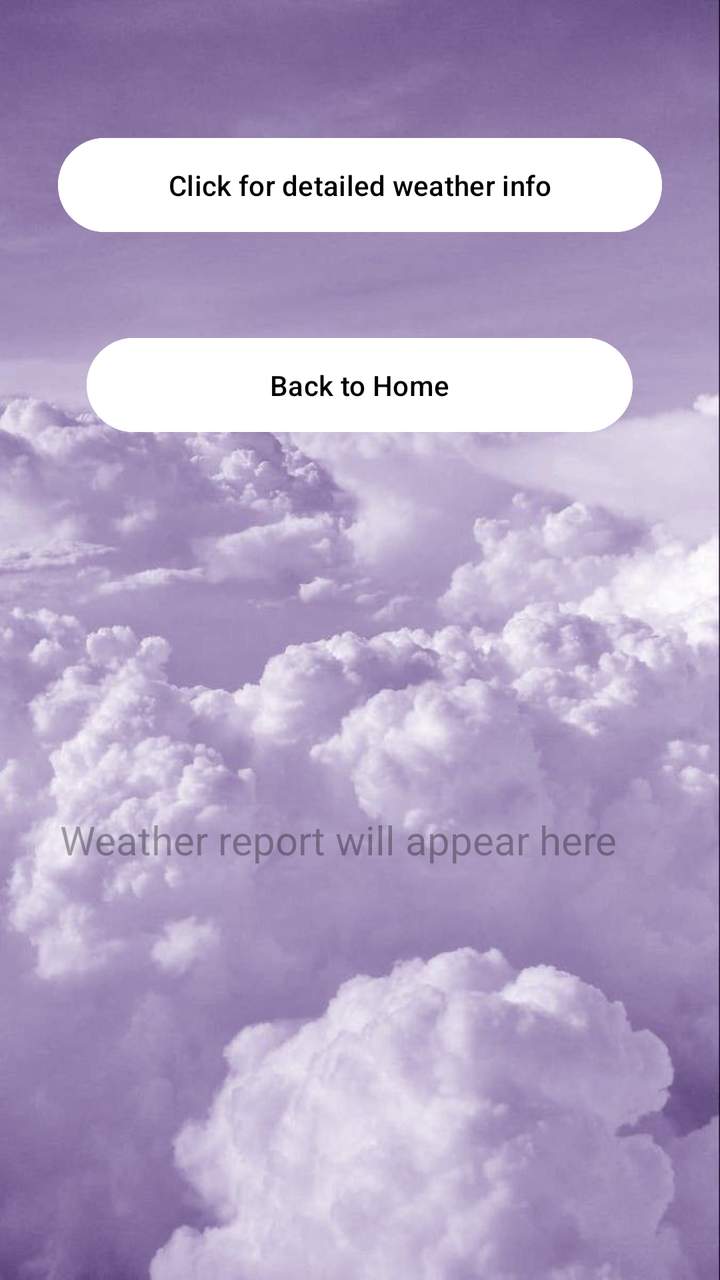
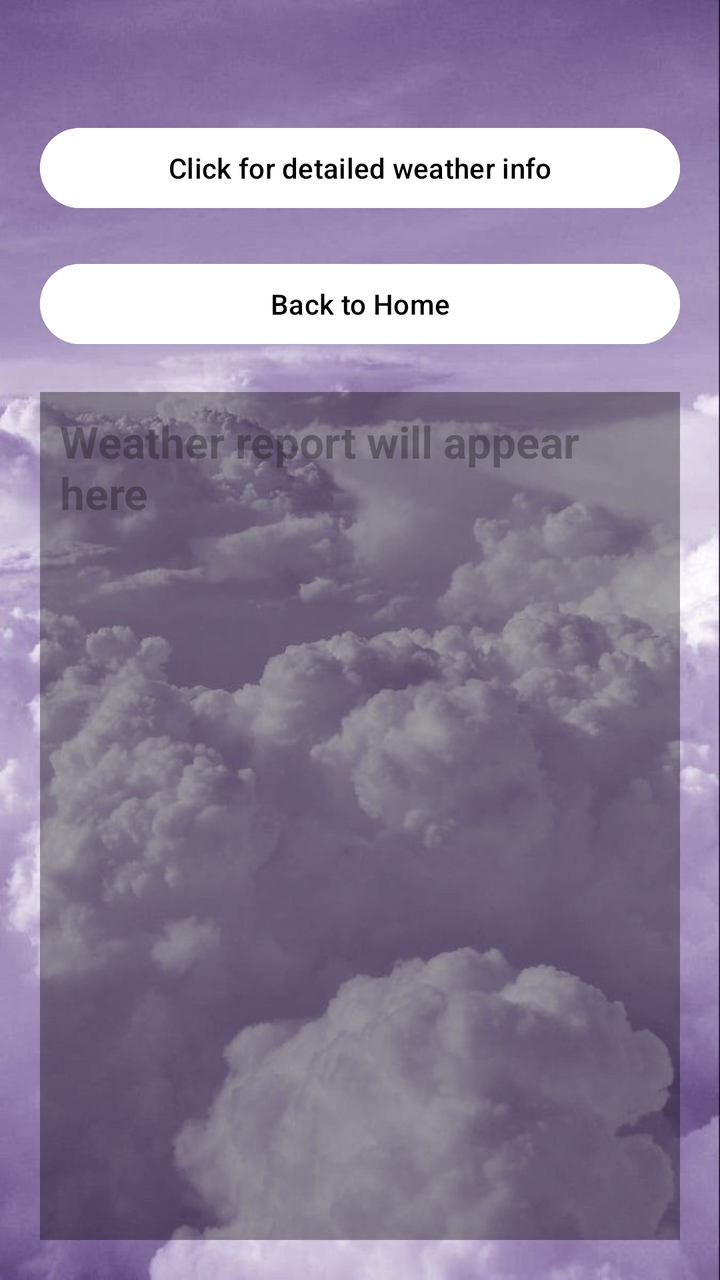

An Android layout rendered at two revisions. The XML below is the earlier revision; the diff shows what the commit changed to produce the second picture.
<!-- AndroidManifest.xml: application theme Theme.ArrayIceTask1 -->
<!-- res/layout/results_screen.xml -->
<?xml version="1.0" encoding="utf-8"?>
<FrameLayout xmlns:android="http://schemas.android.com/apk/res/android"
    xmlns:tools="http://schemas.android.com/tools"
    xmlns:app="http://schemas.android.com/apk/res-auto"
    android:id="@+id/results"
    android:layout_width="match_parent"
    android:layout_height="match_parent"
    android:orientation="vertical"
    tools:context=".ResultsScreen">
    
    <LinearLayout
        android:layout_width="match_parent"
        android:layout_height="match_parent"
        android:gravity="center_horizontal"
        android:orientation="vertical"
        android:background="@drawable/light_purple_clouds"
        android:padding="20dp">

        <Button
            android:id="@+id/btnWeather"
            android:layout_width="302dp"
            android:layout_height="55dp"
            android:layout_gravity="center"
            android:layout_marginTop="45dp"
            android:backgroundTint="@color/white"
            android:textColor="@color/black"
            android:text="Click for detailed weather info" />


        <Button
            android:id="@+id/btnBack"
            android:layout_width="273dp"
            android:layout_height="55dp"
            android:layout_gravity="center"
            android:layout_marginTop="45dp"
            android:text="Back to Home"
            android:backgroundTint="@color/white"
            android:textColor="@color/black" />

        <ScrollView
            android:layout_width="341dp"
            android:layout_height="540dp"
            android:layout_weight="1"
            android:textStyle="bold">

            <TextView
                android:id="@+id/txtWeather"
                android:layout_width="300dp"
                android:layout_height="match_parent"
                android:layout_gravity="center"
                android:layout_marginTop="45dp"
                android:layout_marginBottom="45dp"
                android:hint="Weather report will appear here"
                android:textSize="20dp"
                android:textColor="@color/black"/>



        </ScrollView>
    </LinearLayout>






</FrameLayout>
<!-- resources referenced by this layout -->
<resources>
  <color name="black">#FF000000</color>
  <color name="white">#FFFFFFFF</color>
  <!-- drawable light_purple_clouds: jpeg bitmap (drawable, 56719 bytes) -->
  <style name="Theme.ArrayIceTask1" parent="Base.Theme.ArrayIceTask1" />
  <style name="Base.Theme.ArrayIceTask1" parent="Theme.Material3.DayNight.NoActionBar">
          
          
      </style>
</resources>

<!-- the commit's change to res/layout/results_screen.xml (unified diff, before → after) -->
@@ -1,67 +1,51 @@
 <?xml version="1.0" encoding="utf-8"?>
-<FrameLayout xmlns:android="http://schemas.android.com/apk/res/android"
+<LinearLayout xmlns:android="http://schemas.android.com/apk/res/android"
     xmlns:tools="http://schemas.android.com/tools"
     xmlns:app="http://schemas.android.com/apk/res-auto"
-    android:id="@+id/results"
     android:layout_width="match_parent"
     android:layout_height="match_parent"
     android:orientation="vertical"
+    android:background="@drawable/light_purple_clouds"
+    android:padding="20dp"
+    android:gravity="center_horizontal"
     tools:context=".ResultsScreen">
-    
-    <LinearLayout
+
+    <Button
+        android:id="@+id/btnWeather"
         android:layout_width="match_parent"
-        android:layout_height="match_parent"
-        android:gravity="center_horizontal"
-        android:orientation="vertical"
-        android:background="@drawable/light_purple_clouds"
-        android:padding="20dp">
+        android:layout_height="wrap_content"
+        android:layout_marginTop="40dp"
+        android:backgroundTint="@color/white"
+        android:textColor="@color/black"
+        android:text="Click for detailed weather info" />
 
-        <Button
-            android:id="@+id/btnWeather"
-            android:layout_width="302dp"
-            android:layout_height="55dp"
-            android:layout_gravity="center"
-            android:layout_marginTop="45dp"
-            android:backgroundTint="@color/white"
-            android:textColor="@color/black"
-            android:text="Click for detailed weather info" />
+    <Button
+        android:id="@+id/btnBack"
+        android:layout_width="match_parent"
+        android:layout_height="wrap_content"
+        android:layout_marginTop="20dp"
+        android:text="Back to Home"
+        android:backgroundTint="@color/white"
+        android:textColor="@color/black" />
 
+    <ScrollView
+        android:layout_width="match_parent"
+        android:layout_height="0dp"
+        android:layout_weight="1"
+        android:layout_marginTop="20dp"
+        android:fillViewport="true">
 
-        <Button
-            android:id="@+id/btnBack"
-            android:layout_width="273dp"
-            android:layout_height="55dp"
-            android:layout_gravity="center"
-            android:layout_marginTop="45dp"
-            android:text="Back to Home"
-            android:backgroundTint="@color/white"
-            android:textColor="@color/black" />
+        <TextView
+            android:id="@+id/txtWeather"
+            android:layout_width="match_parent"
+            android:layout_height="wrap_content"
+            android:background="#5CFFFFFF"
+            android:backgroundTint="@color/black"
+            android:hint="Weather report will appear here"
+            android:padding="10dp"
+            android:textColor="@color/white"
+            android:textSize="22sp"
+            android:textStyle="bold" />
 
-        <ScrollView
-            android:layout_width="341dp"
-            android:layout_height="540dp"
-            android:layout_weight="1"
-            android:textStyle="bold">
-
-            <TextView
-                android:id="@+id/txtWeather"
-                android:layout_width="300dp"
-                android:layout_height="match_parent"
-                android:layout_gravity="center"
-                android:layout_marginTop="45dp"
-                android:layout_marginBottom="45dp"
-                android:hint="Weather report will appear here"
-                android:textSize="20dp"
-                android:textColor="@color/black"/>
-
-
-
-        </ScrollView>
-    </LinearLayout>
-
-
-
-
-
-
-</FrameLayout>
+    </ScrollView>
+</LinearLayout>
